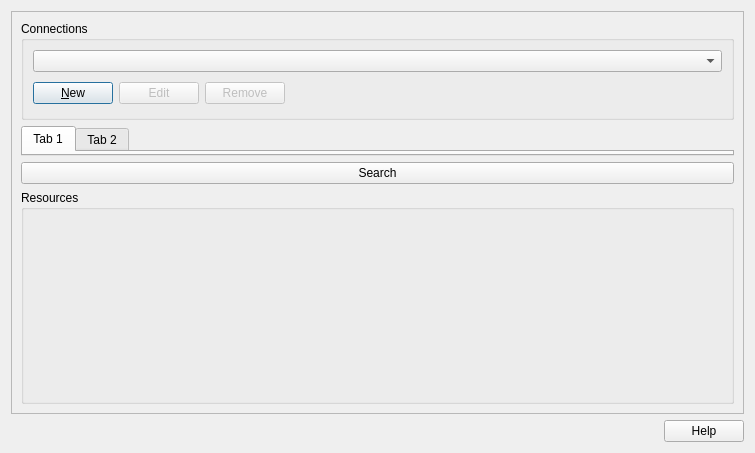
Above: src/qgis_oacs/ui/data_source_widget.ui from byteroad/qgis-oacs-plugin before the change. Below: the same form after it.
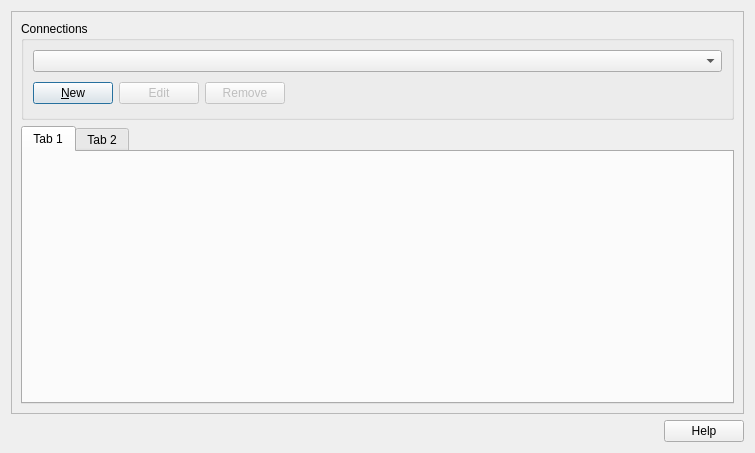
That is the form after the change.

Patch:
```diff
--- a/src/qgis_oacs/ui/data_source_widget.ui
+++ b/src/qgis_oacs/ui/data_source_widget.ui
@@ -100,7 +100,7 @@
        <item>
         <widget class="QTabWidget" name="search_filters_tw">
          <property name="sizePolicy">
-          <sizepolicy hsizetype="Expanding" vsizetype="Minimum">
+          <sizepolicy hsizetype="Expanding" vsizetype="Expanding">
            <horstretch>0</horstretch>
            <verstretch>0</verstretch>
           </sizepolicy>
@@ -120,26 +120,6 @@
          </widget>
         </widget>
        </item>
-       <item>
-        <widget class="QPushButton" name="search_pb">
-         <property name="text">
-          <string>Search</string>
-         </property>
-        </widget>
-       </item>
-       <item>
-        <widget class="QGroupBox" name="search_results_gb">
-         <property name="sizePolicy">
-          <sizepolicy hsizetype="Preferred" vsizetype="Expanding">
-           <horstretch>0</horstretch>
-           <verstretch>0</verstretch>
-          </sizepolicy>
-         </property>
-         <property name="title">
-          <string>Resources</string>
-         </property>
-        </widget>
-       </item>
       </layout>
      </widget>
     </widget>
```
Left out of the diff: 2 changed lines with no effect on the pictures.
